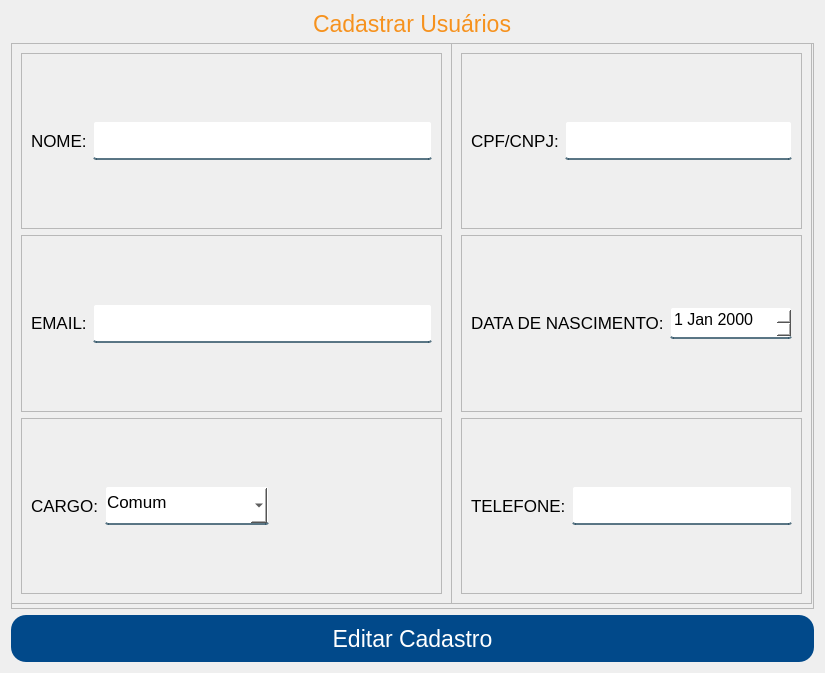
Old version of the form App/view/ui/cadastroPessoas.ui in the repository Senac-SOR-ADS/Mapa-de-Sala.
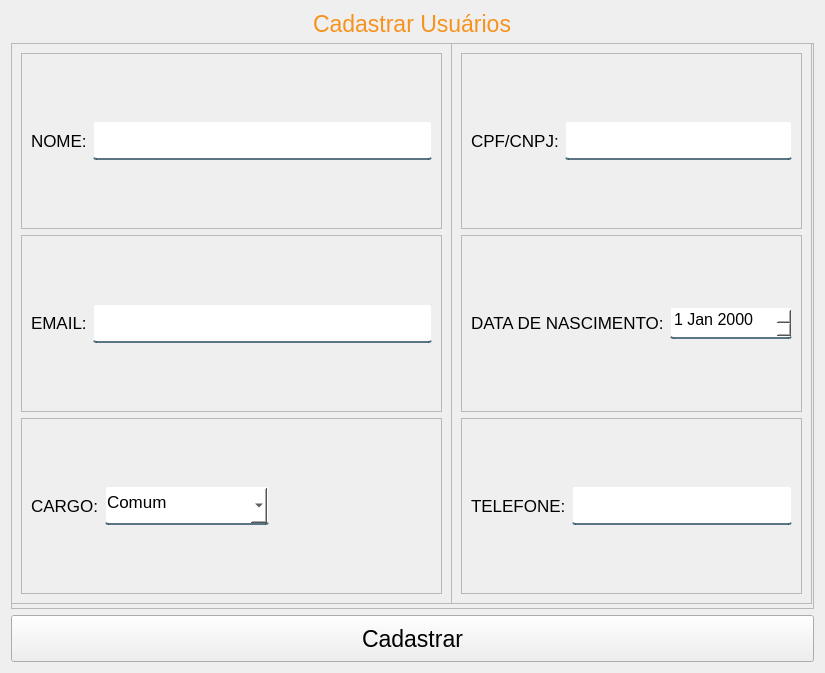
New version of the form.

Commit message:
Alteração no botão
nome alterado

The edit to the form file:
```diff
--- a/App/view/ui/cadastroPessoas.ui
+++ b/App/view/ui/cadastroPessoas.ui
@@ -397,7 +397,7 @@
     </widget>
    </item>
    <item>
-    <widget class="QPushButton" name="btnEditar">
+    <widget class="QPushButton" name="btnCadastrar">
      <property name="minimumSize">
       <size>
        <width>762</width>
@@ -413,7 +413,7 @@
       <cursorShape>PointingHandCursor</cursorShape>
      </property>
      <property name="text">
-      <string>Editar Cadastro</string>
+      <string>Cadastrar</string>
      </property>
     </widget>
    </item>
```
Left out of the diff: 2 changed lines with no effect on the pictures.
